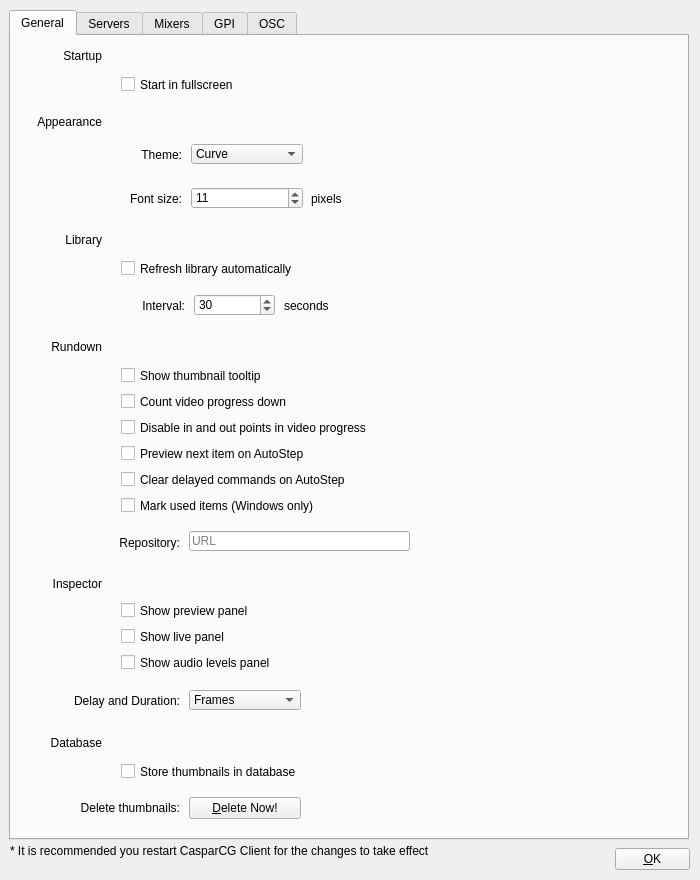
Old version of the form src/Widgets/SettingsDialog.ui in the repository CasparCG/client.
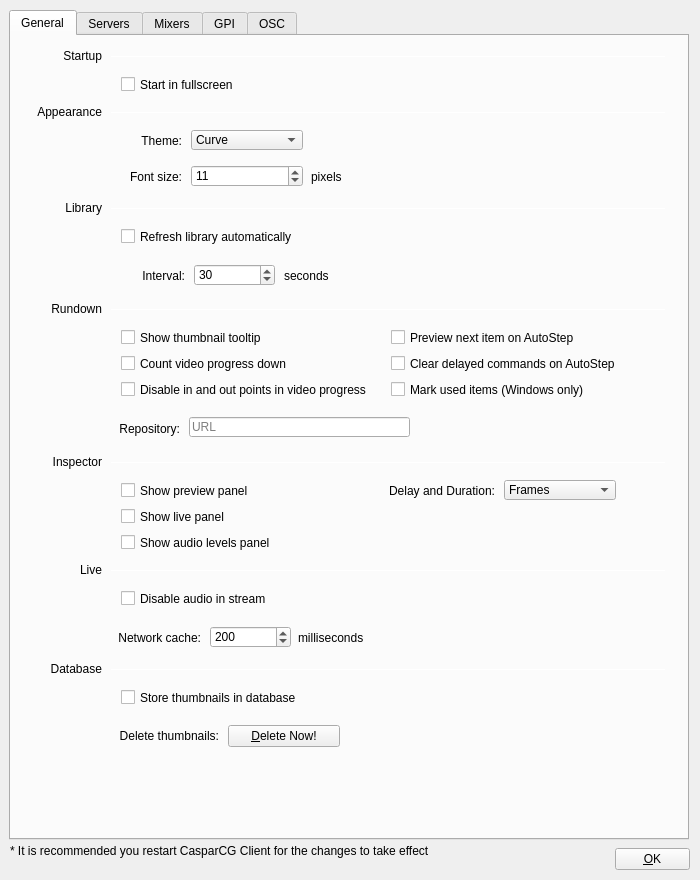
New version of the form.

Commit message: IP streaming settings.

Diff of the .ui file:
```diff
--- a/src/Widgets/SettingsDialog.ui
+++ b/src/Widgets/SettingsDialog.ui
@@ -48,7 +48,7 @@
      <property name="geometry">
       <rect>
        <x>10</x>
-       <y>196</y>
+       <y>164</y>
        <width>81</width>
        <height>16</height>
       </rect>
@@ -64,7 +64,7 @@
      <property name="geometry">
       <rect>
        <x>100</x>
-       <y>204</y>
+       <y>172</y>
        <width>555</width>
        <height>1</height>
       </rect>
@@ -77,7 +77,7 @@
      <property name="geometry">
       <rect>
        <x>113</x>
-       <y>260</y>
+       <y>230</y>
        <width>61</width>
        <height>20</height>
       </rect>
@@ -93,7 +93,7 @@
      <property name="geometry">
       <rect>
        <x>183</x>
-       <y>258</y>
+       <y>228</y>
        <width>81</width>
        <height>22</height>
       </rect>
@@ -109,7 +109,7 @@
      <property name="geometry">
       <rect>
        <x>273</x>
-       <y>262</y>
+       <y>232</y>
        <width>62</width>
        <height>16</height>
       </rect>
@@ -122,7 +122,7 @@
      <property name="geometry">
       <rect>
        <x>180</x>
-       <y>151</y>
+       <y>129</y>
        <width>112</width>
        <height>22</height>
       </rect>
@@ -135,7 +135,7 @@
      <property name="geometry">
       <rect>
        <x>10</x>
-       <y>78</y>
+       <y>68</y>
        <width>81</width>
        <height>16</height>
       </rect>
@@ -151,7 +151,7 @@
      <property name="geometry">
       <rect>
        <x>100</x>
-       <y>86</y>
+       <y>76</y>
        <width>555</width>
        <height>1</height>
       </rect>
@@ -164,7 +164,7 @@
      <property name="geometry">
       <rect>
        <x>100</x>
-       <y>155</y>
+       <y>133</y>
        <width>71</width>
        <height>16</height>
       </rect>
@@ -180,7 +180,7 @@
      <property name="geometry">
       <rect>
        <x>300</x>
-       <y>155</y>
+       <y>133</y>
        <width>62</width>
        <height>16</height>
       </rect>
@@ -238,7 +238,7 @@
      <property name="geometry">
       <rect>
        <x>110</x>
-       <y>224</y>
+       <y>192</y>
        <width>211</width>
        <height>17</height>
       </rect>
@@ -254,7 +254,7 @@
      <property name="geometry">
       <rect>
        <x>10</x>
-       <y>303</y>
+       <y>265</y>
        <width>81</width>
        <height>16</height>
       </rect>
@@ -270,7 +270,7 @@
      <property name="geometry">
       <rect>
        <x>100</x>
-       <y>311</y>
+       <y>273</y>
        <width>555</width>
        <height>1</height>
       </rect>
@@ -283,7 +283,7 @@
      <property name="geometry">
       <rect>
        <x>110</x>
-       <y>331</y>
+       <y>293</y>
        <width>171</width>
        <height>17</height>
       </rect>
@@ -299,7 +299,7 @@
      <property name="geometry">
       <rect>
        <x>110</x>
-       <y>357</y>
+       <y>319</y>
        <width>201</width>
        <height>17</height>
       </rect>
@@ -315,7 +315,7 @@
      <property name="geometry">
       <rect>
        <x>110</x>
-       <y>383</y>
+       <y>345</y>
        <width>291</width>
        <height>17</height>
       </rect>
@@ -331,7 +331,7 @@
      <property name="geometry">
       <rect>
        <x>10</x>
-       <y>540</y>
+       <y>418</y>
        <width>81</width>
        <height>16</height>
       </rect>
@@ -347,7 +347,7 @@
      <property name="geometry">
       <rect>
        <x>100</x>
-       <y>548</y>
+       <y>426</y>
        <width>555</width>
        <height>1</height>
       </rect>
@@ -359,8 +359,8 @@
     <widget class="QComboBox" name="comboBoxDelayType">
      <property name="geometry">
       <rect>
-       <x>178</x>
-       <y>654</y>
+       <x>493</x>
+       <y>444</y>
        <width>112</width>
        <height>20</height>
       </rect>
@@ -385,8 +385,8 @@
     <widget class="QLabel" name="labelDelayAndDuration">
      <property name="geometry">
       <rect>
-       <x>28</x>
-       <y>655</y>
+       <x>343</x>
+       <y>445</y>
        <width>141</width>
        <height>20</height>
       </rect>
@@ -402,7 +402,7 @@
      <property name="geometry">
       <rect>
        <x>90</x>
-       <y>109</y>
+       <y>95</y>
        <width>81</width>
        <height>20</height>
       </rect>
@@ -418,7 +418,7 @@
      <property name="geometry">
       <rect>
        <x>180</x>
-       <y>108</y>
+       <y>94</y>
        <width>112</width>
        <height>20</height>
       </rect>
@@ -444,7 +444,7 @@
      <property name="geometry">
       <rect>
        <x>178</x>
-       <y>495</y>
+       <y>381</y>
        <width>221</width>
        <height>20</height>
       </rect>
@@ -460,7 +460,7 @@
      <property name="geometry">
       <rect>
        <x>88</x>
-       <y>497</y>
+       <y>383</y>
        <width>81</width>
        <height>20</height>
       </rect>
@@ -475,9 +475,9 @@
     <widget class="QCheckBox" name="checkBoxPreviewOnAutoStep">
      <property name="geometry">
       <rect>
-       <x>110</x>
-       <y>409</y>
-       <width>291</width>
+       <x>380</x>
+       <y>293</y>
+       <width>271</width>
        <height>17</height>
       </rect>
      </property>
@@ -491,9 +491,9 @@
     <widget class="QCheckBox" name="checkBoxClearDelayedCommandsOnAutoStep">
      <property name="geometry">
       <rect>
-       <x>110</x>
-       <y>435</y>
-       <width>291</width>
+       <x>380</x>
+       <y>319</y>
+       <width>271</width>
        <height>17</height>
       </rect>
      </property>
@@ -508,7 +508,7 @@
      <property name="geometry">
       <rect>
        <x>100</x>
-       <y>707</y>
+       <y>633</y>
        <width>555</width>
        <height>1</height>
       </rect>
@@ -520,8 +520,8 @@
     <widget class="QLabel" name="labelDeleteThumbnail">
      <property name="geometry">
       <rect>
-       <x>28</x>
-       <y>762</y>
+       <x>67</x>
+       <y>690</y>
        <width>141</width>
        <height>20</height>
       </rect>
@@ -537,7 +537,7 @@
      <property name="geometry">
       <rect>
        <x>10</x>
-       <y>699</y>
+       <y>625</y>
        <width>81</width>
        <height>16</height>
       </rect>
@@ -552,8 +552,8 @@
     <widget class="QPushButton" name="pushButtonDeleteThumbnails">
      <property name="geometry">
       <rect>
-       <x>178</x>
-       <y>761</y>
+       <x>217</x>
+       <y>689</y>
        <width>112</width>
        <height>22</height>
       </rect>
@@ -569,7 +569,7 @@
      <property name="geometry">
       <rect>
        <x>110</x>
-       <y>727</y>
+       <y>653</y>
        <width>291</width>
        <height>17</height>
       </rect>
@@ -584,9 +584,9 @@
     <widget class="QCheckBox" name="checkBoxMarkUsedItems">
      <property name="geometry">
       <rect>
-       <x>110</x>
-       <y>461</y>
-       <width>291</width>
+       <x>380</x>
+       <y>345</y>
+       <width>271</width>
        <height>17</height>
       </rect>
      </property>
@@ -601,7 +601,7 @@
      <property name="geometry">
       <rect>
        <x>110</x>
-       <y>618</y>
+       <y>498</y>
        <width>171</width>
        <height>17</height>
       </rect>
@@ -617,7 +617,7 @@
      <property name="geometry">
       <rect>
        <x>110</x>
-       <y>566</y>
+       <y>446</y>
        <width>171</width>
        <height>17</height>
       </rect>
@@ -633,7 +633,7 @@
      <property name="geometry">
       <rect>
        <x>110</x>
-       <y>592</y>
+       <y>472</y>
        <width>171</width>
        <height>17</height>
       </rect>
@@ -645,6 +645,102 @@
       <string>Show live panel</string>
      </property>
     </widget>
+    <widget class="QCheckBox" name="checkBoxDisableAudioInStream">
+     <property name="geometry">
+      <rect>
+       <x>110</x>
+       <y>554</y>
+       <width>171</width>
+       <height>17</height>
+      </rect>
+     </property>
+     <property name="focusPolicy">
+      <enum>Qt::NoFocus</enum>
+     </property>
+     <property name="text">
+      <string>Disable audio in stream</string>
+     </property>
+    </widget>
+    <widget class="QLabel" name="labelMilliseconds">
+     <property name="geometry">
+      <rect>
+       <x>287</x>
+       <y>594</y>
+       <width>81</width>
+       <height>16</height>
+      </rect>
+     </property>
+     <property name="text">
+      <string>milliseconds</string>
+     </property>
+    </widget>
+    <widget class="QSpinBox" name="spinBoxNetworkCache">
+     <property name="geometry">
+      <rect>
+       <x>199</x>
+       <y>590</y>
+       <width>81</width>
+       <height>22</height>
+      </rect>
+     </property>
+     <property name="minimum">
+      <number>0</number>
+     </property>
+     <property name="maximum">
+      <number>9999</number>
+     </property>
+     <property name="singleStep">
+      <number>100</number>
+     </property>
+     <property name="value">
+      <number>200</number>
+     </property>
+    </widget>
+    <widget class="QLabel" name="labelNetworkCache">
+     <property name="geometry">
+      <rect>
+       <x>79</x>
+       <y>592</y>
+       <width>111</width>
+       <height>20</height>
+      </rect>
+     </property>
+     <property name="text">
+      <string>Network cache:</string>
+     </property>
+     <property name="alignment">
+      <set>Qt::AlignRight|Qt::AlignTrailing|Qt::AlignVCenter</set>
+     </property>
+    </widget>
+    <widget class="QLabel" name="labelInspector_2">
+     <property name="geometry">
+      <rect>
+       <x>10</x>
+       <y>526</y>
+       <width>81</width>
+       <height>16</height>
+      </rect>
+     </property>
+     <property name="text">
+      <string>Live</string>
+     </property>
+     <property name="alignment">
+      <set>Qt::AlignRight|Qt::AlignTrailing|Qt::AlignVCenter</set>
+     </property>
+    </widget>
+    <widget class="Line" name="lineLive">
+     <property name="geometry">
+      <rect>
+       <x>100</x>
+       <y>534</y>
+       <width>555</width>
+       <height>1</height>
+      </rect>
+     </property>
+     <property name="orientation">
+      <enum>Qt::Horizontal</enum>
+     </property>
+    </widget>
    </widget>
    <widget class="QWidget" name="tabDevices">
     <attribute name="title">
```
Left out of the diff: 530 changed lines with no effect on the pictures. The commit also changes 7 other files.
